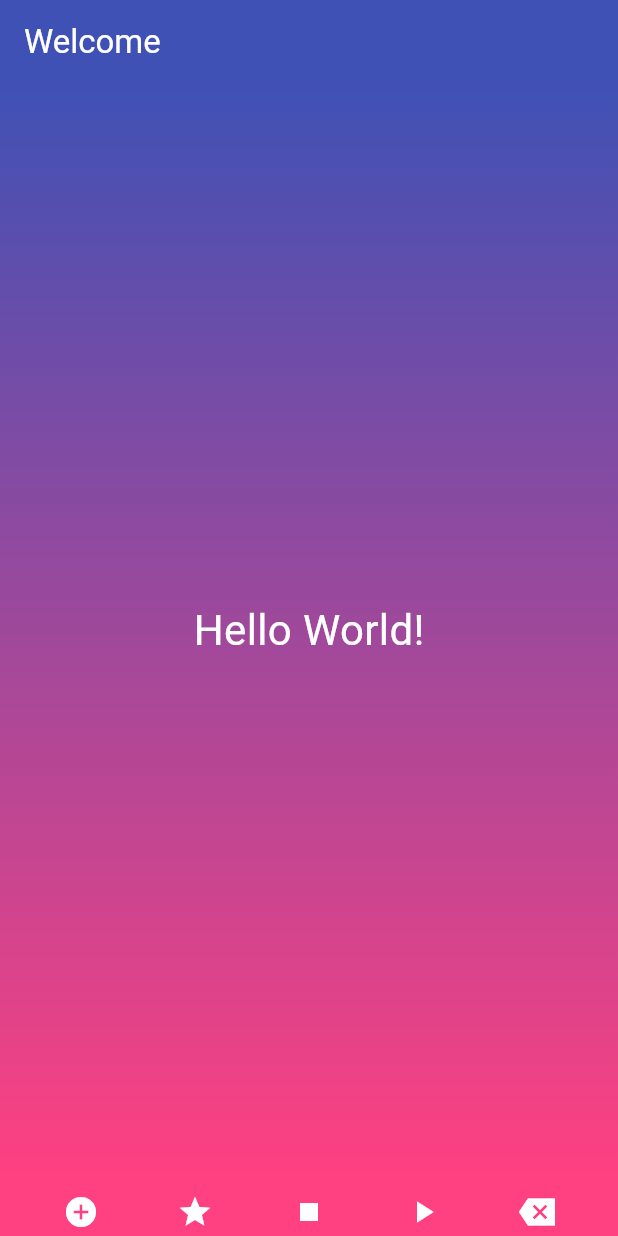
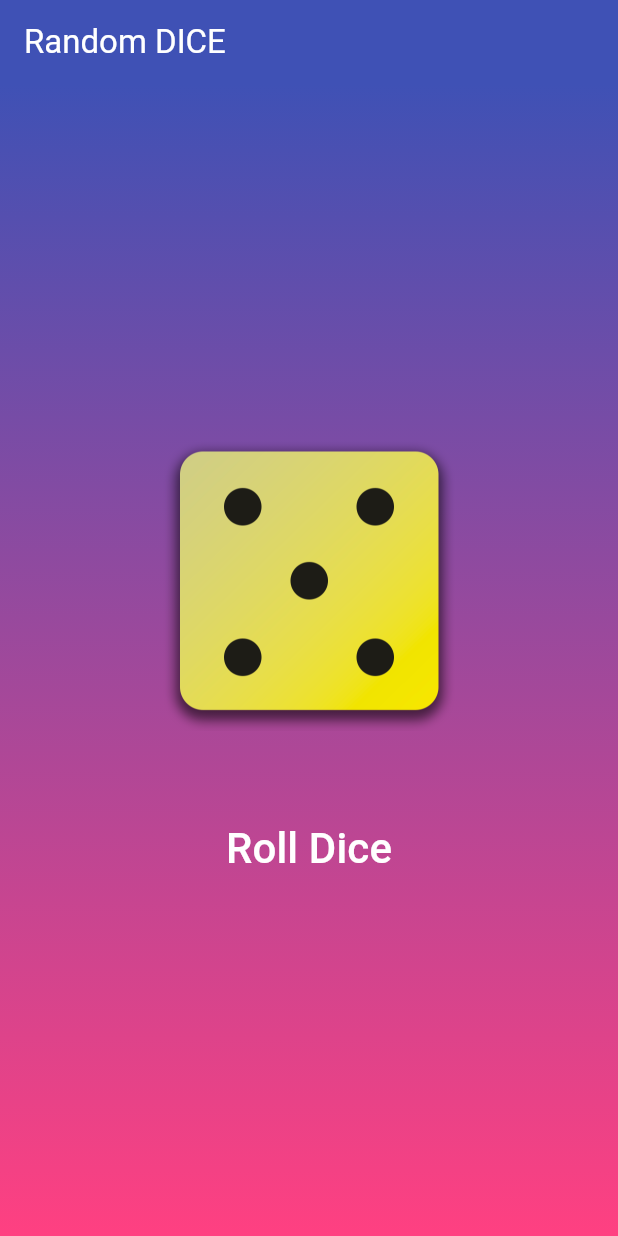
Before and after one commit to ted-parkhyunwoo/codepalette, a Flutter app: the screen it shows after launch, on a phone screen of 412 x 824 dp. Run offline on Flutter 3.47's test engine with Material 3 defaults, Android fonts, the phone set to English and light mode, and no system bars.

Commit message:
update: basics -> 주사위 굴리기 앱으로 완성

```diff
--- /dev/null
+++ b/skill_refine/current_courses/flutter/flutter_projects/basics/lib/body_widget.dart
@@ -0,0 +1,29 @@
+import 'package:flutter/material.dart';
+import 'package:basics/dice_roller.dart';
+
+// 바디 컨테이너 데코레이션 그라데이션 시작, 끝 위치 설정 변수
+const Alignment decoStartAlignment = Alignment.topCenter;
+const Alignment decoEndAlignment = Alignment.bottomCenter;
+
+// 스캐폴드 바디 전용 커스텀 위젯 클래스
+class BodyWidget extends StatelessWidget {
+  final List<Color> colorList;
+  const BodyWidget({super.key, required this.colorList});
+  const BodyWidget.basic({super.key})
+    : colorList = const [Colors.indigo, Colors.pinkAccent];
+
+  @override
+  Widget build(BuildContext context) {
+    return Container(
+      // container 속성중 상자(혹은 circle)의 그라데이션 설정 가능함
+      decoration: BoxDecoration(
+        gradient: LinearGradient(
+          colors: colorList,
+          begin: decoStartAlignment,
+          end: decoEndAlignment,
+        ),
+      ),
+      child: Center(child: DiceRoller()),
+    );
+  }
+}
--- /dev/null
+++ b/skill_refine/current_courses/flutter/flutter_projects/basics/lib/dice_roller.dart
@@ -0,0 +1,43 @@
+import 'dart:math';
+
+import 'package:flutter/material.dart';
+import 'package:basics/styled_text.dart';
+
+// 유동적인 위젯 예제.
+
+// 래퍼클래스는 statufull 을 상속
+class DiceRoller extends StatefulWidget {
+  const DiceRoller({super.key});
+
+  @override
+  State<DiceRoller> createState() {
+    return _DiceRollerState();
+  }
+}
+
+// 코어 클래스. extends에 유의하며 build는 똑같음. 특정 상태변경 함수에서 setState()를 사용해 상태를 변경. 또한 외부 상속금지클래스를 뜻하는 언더스코어처리
+class _DiceRollerState extends State<DiceRoller> {
+  final Random randomInstance = Random(); // 인스턴스 한번만 생성하도록 외부구현
+
+  // late는 런타임에 결정되도록 유도
+  late int currentDice = randomInstance.nextInt(6) + 1;
+
+  // 상태변경의 코어멤버. setState를 활용
+  void rollDice() {
+    setState(() {
+      currentDice = randomInstance.nextInt(6) + 1;
+    });
+  }
+
+  @override
+  Widget build(context) {
+    return Column(
+      mainAxisSize: MainAxisSize.min,
+      children: [
+        Image.asset('assets/images/dice/dice-$currentDice.png', width: 200),
+        SizedBox(height: 50), //더미 사이즈(패딩 대안)
+        TextButton(onPressed: rollDice, child: StyledText("Roll Dice")),
+      ],
+    );
+  }
+}
--- a/skill_refine/current_courses/flutter/flutter_projects/basics/lib/main.dart
+++ b/skill_refine/current_courses/flutter/flutter_projects/basics/lib/main.dart
@@ -1,4 +1,5 @@
 import 'package:flutter/material.dart';
+import 'package:basics/body_widget.dart';
 
 void main() {
   runApp(MyApp());
@@ -16,52 +17,11 @@ class MyApp extends StatelessWidget {
         appBar: AppBar(
           backgroundColor: colorList[0],
           // leading: Icon(Icons.star, color: Colors.white),
-          title: Text("Welcome", style: TextStyle(color: Colors.white)),
+          title: Text("Random DICE", style: TextStyle(color: Colors.white)),
         ),
 
-        body: BodyWidget(),
-
-        bottomNavigationBar: BottomAppBar(
-          height: 40,
-          color: colorList[1],
-          child: Row(
-            mainAxisAlignment: MainAxisAlignment.spaceAround,
-            children: [
-              Icon(Icons.add_circle, color: Colors.white),
-              Icon(Icons.star, color: Colors.white),
-              Icon(Icons.stop, color: Colors.white),
-              Icon(Icons.play_arrow, color: Colors.white),
-              Icon(Icons.backspace_sharp, color: Colors.white),
-            ],
-          ),
-        ),
+        body: BodyWidget.basic(),
       ),
     );
   }
 }
-
-// 스캐폴드 바디 전용 커스텀 위젯 클래스
-class BodyWidget extends StatelessWidget {
-  const BodyWidget({super.key});
-
-  @override
-  Widget build(BuildContext context) {
-    return Container(
-      // container 속성중 상자(혹은 circle)의 그라데이션 설정 가능함
-      decoration: BoxDecoration(
-        gradient: LinearGradient(
-          colors: [colorList[0], colorList[1]],
-          begin: Alignment.topCenter,
-          end: Alignment.bottomCenter,
-        ),
-      ),
-      child: Center(
-        // center는 그냥 가운데 놓는 래퍼일 뿐이며, Text 속성은 style지정 가능
-        child: Text(
-          "Hello World!",
-          style: TextStyle(color: Colors.white, fontSize: 28),
-        ),
-      ),
-    );
-  }
-}
--- /dev/null
+++ b/skill_refine/current_courses/flutter/flutter_projects/basics/lib/styled_text.dart
@@ -0,0 +1,18 @@
+import 'package:flutter/material.dart';
+
+class StyledText extends StatelessWidget {
+  final String string;
+  static const Color color = Colors.white;
+  static const double size = 28;
+
+  // 불변 객체임을 const로 명시
+  const StyledText(this.string, {super.key});
+
+  @override
+  Widget build(BuildContext context) {
+    return Text(
+      string,
+      style: TextStyle(color: color, fontSize: size),
+    );
+  }
+}
--- a/skill_refine/current_courses/flutter/flutter_projects/basics/pubspec.yaml
+++ b/skill_refine/current_courses/flutter/flutter_projects/basics/pubspec.yaml
@@ -58,7 +58,8 @@ flutter:
   uses-material-design: true
 
   # To add assets to your application, add an assets section, like this:
-  # assets:
+  assets:
+    - assets/images/dice/
   #   - images/a_dot_burr.jpeg
   #   - images/a_dot_ham.jpeg
 
```
Also changed, not shown: skill_refine/current_courses/flutter/flutter_projects/basics/assets/images/dice/dice-1.png (added), skill_refine/current_courses/flutter/flutter_projects/basics/assets/images/dice/dice-2.png (added), skill_refine/current_courses/flutter/flutter_projects/basics/assets/images/dice/dice-3.png (added), skill_refine/current_courses/flutter/flutter_projects/basics/assets/images/dice/dice-4.png (added), skill_refine/current_courses/flutter/flutter_projects/basics/assets/images/dice/dice-5.png (added), skill_refine/current_courses/flutter/flutter_projects/basics/assets/images/dice/dice-6.png (added).
